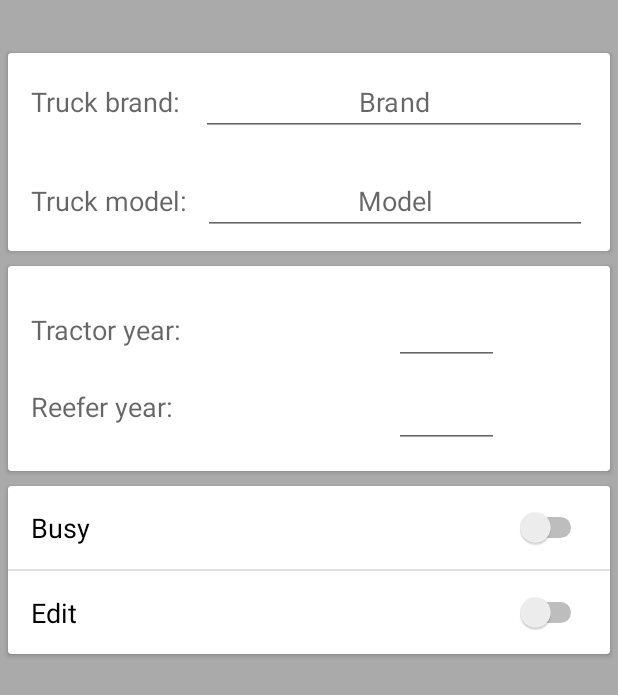
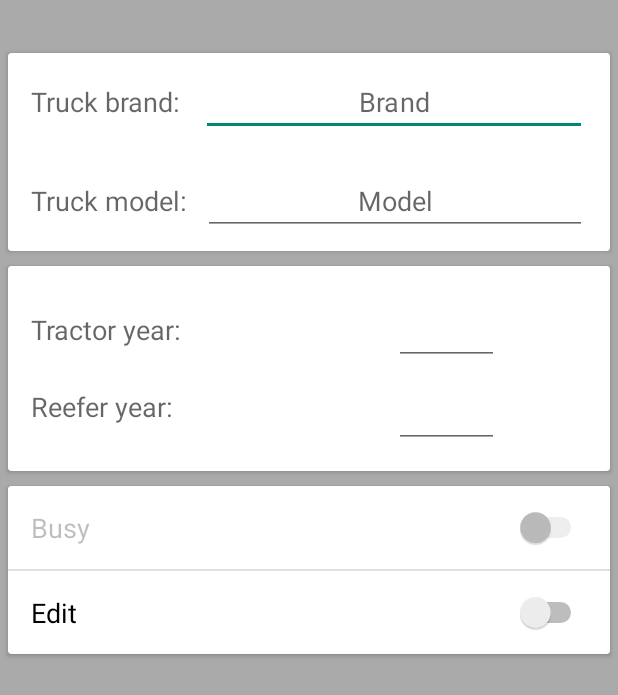
Before and after one commit to BananaBeard/TeleDrive, an Android app: the layout activity_truck_detail.xml on its own in the app's theme, with its tools: preview values and no code run, on a phone screen of 412 x 824 dp. Shown: the top 695 px of the screen. Run offline under Robolectric (Android 15) with nearby library versions, the phone set to English and light mode, and no system bars.

Commit message:
Added ability to update DB with edits. Filtering trucks by their availability.

```diff
--- a/app/src/main/java/com/kovalenko/teledrive/activity/DetailActivity.kt
+++ b/app/src/main/java/com/kovalenko/teledrive/activity/DetailActivity.kt
@@ -10,4 +10,8 @@ abstract class DetailActivity : AppCompatActivity() {
     }
 
     abstract fun submitChanges()
+
+    abstract fun enableEdit(switch: Boolean)
+
+    abstract fun validateChanges(): Boolean
 }
--- a/app/src/main/java/com/kovalenko/teledrive/fragments/listfragments/truck/TruckListFragment.kt
+++ b/app/src/main/java/com/kovalenko/teledrive/fragments/listfragments/truck/TruckListFragment.kt
@@ -77,7 +77,7 @@ abstract class TruckListFragment: Fragment() {
 
                     true
                 }
-                holder.bindToTruck(model!!)
+                holder.bindToTruck(model)
             }
 
             override fun onCreateViewHolder(parent: ViewGroup, viewType: Int): TruckViewHolder {
--- /dev/null
+++ b/app/src/main/res/drawable/ic_add_white_24dp.xml
@@ -0,0 +1,5 @@
+<vector android:height="24dp" android:tint="#FFFFFF"
+    android:viewportHeight="24.0" android:viewportWidth="24.0"
+    android:width="24dp" xmlns:android="http://schemas.android.com/apk/res/android">
+    <path android:fillColor="#FF000000" android:pathData="M19,13h-6v6h-2v-6H5v-2h6V5h2v6h6v2z"/>
+</vector>
--- /dev/null
+++ b/app/src/main/res/drawable/ic_save_black_24dp.xml
@@ -0,0 +1,5 @@
+<vector android:height="24dp" android:tint="#FFFFFF"
+    android:viewportHeight="24.0" android:viewportWidth="24.0"
+    android:width="24dp" xmlns:android="http://schemas.android.com/apk/res/android">
+    <path android:fillColor="#FF000000" android:pathData="M17,3L5,3c-1.11,0 -2,0.9 -2,2v14c0,1.1 0.89,2 2,2h14c1.1,0 2,-0.9 2,-2L21,7l-4,-4zM12,19c-1.66,0 -3,-1.34 -3,-3s1.34,-3 3,-3 3,1.34 3,3 -1.34,3 -3,3zM15,9L5,9L5,5h10v4z"/>
+</vector>
--- a/app/src/main/res/layout/activity_new_truck.xml
+++ b/app/src/main/res/layout/activity_new_truck.xml
@@ -74,6 +74,5 @@
         android:layout_alignParentBottom="true"
         android:layout_alignParentRight="true"
         android:layout_margin="16dp"
-        app:backgroundTint="?attr/colorPrimaryDark"
-        app:srcCompat="@drawable/ic_add_black_24dp"/>
+        app:srcCompat="@drawable/ic_add_white_24dp" />
 </RelativeLayout>
--- a/app/src/main/res/layout/activity_truck_detail.xml
+++ b/app/src/main/res/layout/activity_truck_detail.xml
@@ -40,9 +40,9 @@
                 android:layout_marginEnd="15dp"
                 android:layout_marginStart="13dp"
                 android:layout_toEndOf="@id/truck_detail_brand_label"
-                android:focusable="false"
+                android:clickable="false"
                 android:hint="Brand"
-                android:inputType="text"
+                android:inputType="none"
                 android:maxLines="1"
                 android:scrollHorizontally="false"
                 android:singleLine="true"
@@ -67,9 +67,9 @@
                 android:layout_marginEnd="15dp"
                 android:layout_marginStart="10dp"
                 android:layout_toEndOf="@+id/truck_detail_model_label"
-                android:focusable="false"
+                android:clickable="false"
                 android:hint="Model"
-                android:inputType="text"
+                android:inputType="none"
                 android:maxLines="1"
                 android:scrollHorizontally="false"
                 android:singleLine="true"
@@ -108,8 +108,8 @@
                 android:layout_alignBottom="@+id/truck_detail_tractor_label"
                 android:layout_alignParentEnd="true"
                 android:layout_marginEnd="74dp"
-                android:focusable="false"
-                android:inputType="number"
+                android:clickable="false"
+                android:inputType="none"
                 android:textAlignment="center" />
 
             <TextView
@@ -129,8 +129,8 @@
                 android:layout_alignBaseline="@id/truck_detail_reefer_label"
                 android:layout_alignBottom="@+id/truck_detail_reefer_label"
                 android:layout_alignStart="@+id/edit_tractor_year"
-                android:focusable="false"
-                android:inputType="number"
+                android:clickable="false"
+                android:inputType="none"
                 android:textAlignment="center" />
 
         </RelativeLayout>
@@ -151,7 +151,7 @@
             android:layout_height="match_parent">
 
             <Switch
-                android:id="@+id/switchTruckBusy"
+                android:id="@+id/switch_truck_busy"
                 android:layout_width="match_parent"
                 android:layout_height="wrap_content"
                 android:layout_alignParentStart="true"
@@ -160,18 +160,19 @@
                 android:paddingStart="15dp"
                 android:paddingTop="15dp"
                 android:text="Busy"
+                android:enabled="false"
                 android:textSize="18sp" />
 
             <View
                 android:id="@+id/divider_edit_truck"
-                android:layout_below="@id/switchTruckBusy"
+                android:layout_below="@id/switch_truck_busy"
                 android:layout_width="match_parent"
                 android:layout_height="1dp"
                 android:layout_alignParentStart="true"
                 android:background="?android:attr/listDivider" />
 
             <Switch
-                android:id="@+id/switchEditTruck"
+                android:id="@+id/switch_edit_truck"
                 android:layout_width="match_parent"
                 android:layout_height="wrap_content"
                 android:layout_alignParentStart="true"
@@ -186,14 +187,14 @@
 
     </android.support.v7.widget.CardView>
 
-    <Button
-        android:id="@+id/buttonSaveTruck"
-        android:layout_width="101dp"
+    <android.support.design.widget.FloatingActionButton
+        android:id="@+id/fab_edit_truck"
+        android:layout_width="wrap_content"
         android:layout_height="wrap_content"
         android:layout_alignParentBottom="true"
-        android:layout_centerHorizontal="true"
-        android:layout_marginBottom="15dp"
-        android:text="Save"
-        android:visibility="invisible" />
+        android:layout_alignParentRight="true"
+        android:layout_margin="16dp"
+        android:visibility="invisible"
+        app:srcCompat="@drawable/ic_save_black_24dp" />
 
 </RelativeLayout>
--- a/app/src/main/res/layout/fragment_loads.xml
+++ b/app/src/main/res/layout/fragment_loads.xml
@@ -25,6 +25,6 @@
         android:layout_alignParentBottom="true"
         android:layout_alignParentRight="true"
         android:layout_margin="16dp"
-        app:backgroundTint="?attr/colorPrimaryDark"
-        app:srcCompat="@drawable/ic_add_black_24dp" />
+        app:backgroundTint="?attr/colorAccent"
+        app:srcCompat="@drawable/ic_add_white_24dp" />
 </RelativeLayout>
--- a/app/src/main/res/layout/item_truck.xml
+++ b/app/src/main/res/layout/item_truck.xml
@@ -44,7 +44,8 @@
             android:layout_height="wrap_content"
             android:id="@+id/truck_years"
             android:orientation="horizontal"
-            android:layout_below="@+id/truck_info">
+            android:layout_below="@+id/truck_info"
+            android:layout_marginTop="10dp">
             <TextView
                 android:id="@+id/tractor_year"
                 style="@style/TextAppearance.AppCompat.Medium"
```
Also changed, not shown: app/src/main/AndroidManifest.xml (+6 -1 lines), app/src/main/java/com/kovalenko/teledrive/activity/TruckDetailActivity.kt (+101 -26 lines), app/src/main/java/com/kovalenko/teledrive/fragments/TrucksFragment.kt (+5 -3 lines), app/src/main/java/com/kovalenko/teledrive/fragments/listfragments/truck/AvailableTrucksFragment.kt (added, +13 -0 lines), app/src/main/java/com/kovalenko/teledrive/fragments/listfragments/truck/BusyTrucksFragment.kt (added, +13 -0 lines), app/src/main/res/drawable/ic_add_black_24dp.xml (deleted, +0 -9 lines).
